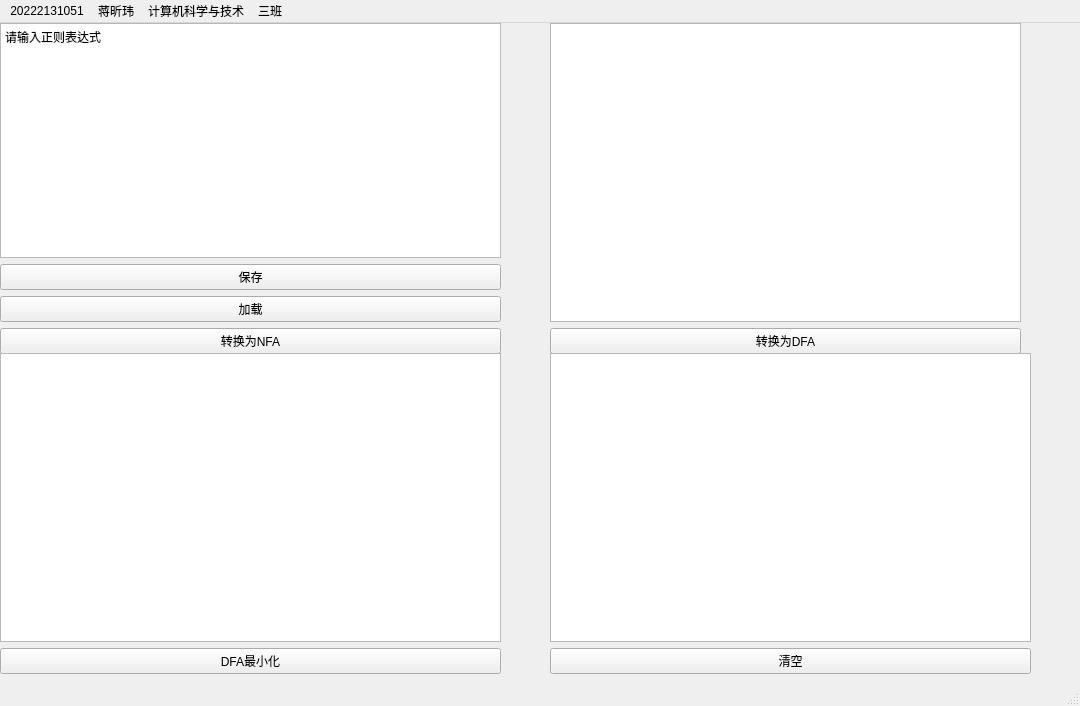
Before: the Qt Designer form exp_2GUI/regex_to_DFA/mainwindow.ui in jiangbing22/Compilation-principle-scnu, drawn with Qt 5.
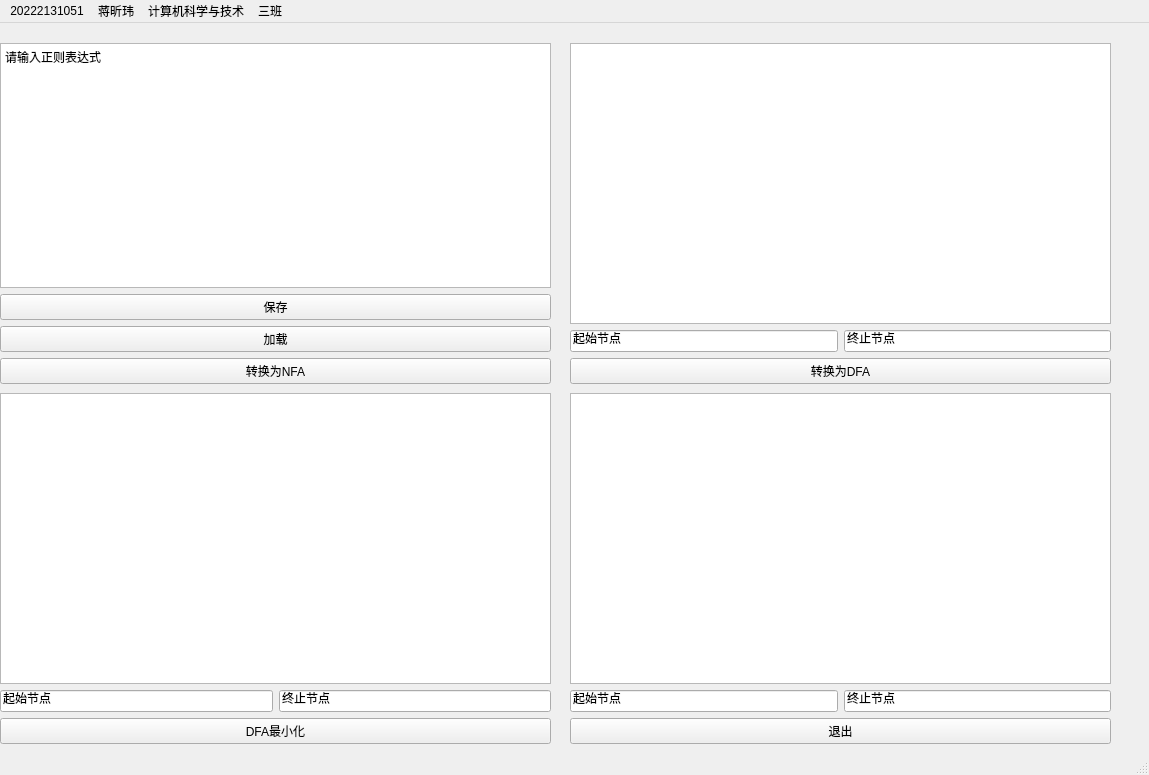
After: the same form once the commit is applied.

Diff of the .ui file:
```diff
--- a/exp_2GUI/regex_to_DFA/mainwindow.ui
+++ b/exp_2GUI/regex_to_DFA/mainwindow.ui
@@ -6,8 +6,8 @@
    <rect>
     <x>0</x>
     <y>0</y>
-    <width>1080</width>
-    <height>706</height>
+    <width>1149</width>
+    <height>775</height>
    </rect>
   </property>
   <property name="windowTitle">
@@ -18,9 +18,9 @@
     <property name="geometry">
      <rect>
       <x>0</x>
-      <y>0</y>
-      <width>501</width>
-      <height>331</height>
+      <y>20</y>
+      <width>551</width>
+      <height>341</height>
      </rect>
     </property>
     <layout class="QVBoxLayout" name="verticalLayout">
@@ -67,15 +67,42 @@
    <widget class="QWidget" name="verticalLayoutWidget_2">
     <property name="geometry">
      <rect>
-      <x>550</x>
-      <y>0</y>
-      <width>471</width>
-      <height>331</height>
+      <x>570</x>
+      <y>20</y>
+      <width>541</width>
+      <height>341</height>
      </rect>
     </property>
     <layout class="QVBoxLayout" name="verticalLayout_3">
      <item>
-      <widget class="QTableView" name="NFA_table"/>
+      <widget class="QTableWidget" name="NFA_tableWidget"/>
+     </item>
+     <item>
+      <layout class="QHBoxLayout" name="horizontalLayout">
+       <item>
+        <widget class="QLineEdit" name="NFA_start">
+         <property name="text">
+          <string>起始节点</string>
+         </property>
+         <property name="readOnly">
+          <bool>true</bool>
+         </property>
+         <property name="clearButtonEnabled">
+          <bool>false</bool>
+         </property>
+        </widget>
+       </item>
+       <item>
+        <widget class="QLineEdit" name="NFA_end">
+         <property name="text">
+          <string>终止节点</string>
+         </property>
+         <property name="readOnly">
+          <bool>true</bool>
+         </property>
+        </widget>
+       </item>
+      </layout>
      </item>
      <item>
       <widget class="QPushButton" name="to_DFA_button">
@@ -90,14 +117,35 @@
     <property name="geometry">
      <rect>
       <x>0</x>
-      <y>330</y>
-      <width>501</width>
-      <height>321</height>
+      <y>370</y>
+      <width>551</width>
+      <height>351</height>
      </rect>
     </property>
     <layout class="QVBoxLayout" name="verticalLayout_4">
      <item>
-      <widget class="QTableView" name="DFA_table"/>
+      <widget class="QTableWidget" name="DFA_tableWidget"/>
+     </item>
+     <item>
+      <layout class="QHBoxLayout" name="horizontalLayout_2">
+       <item>
+        <widget class="QLineEdit" name="DFA_start">
+         <property name="text">
+          <string>起始节点</string>
+         </property>
+         <property name="readOnly">
+          <bool>true</bool>
+         </property>
+        </widget>
+       </item>
+       <item>
+        <widget class="QLineEdit" name="DFA_end">
+         <property name="text">
+          <string>终止节点</string>
+         </property>
+        </widget>
+       </item>
+      </layout>
      </item>
      <item>
       <widget class="QPushButton" name="minimize_button">
@@ -111,20 +159,44 @@
    <widget class="QWidget" name="verticalLayoutWidget_4">
     <property name="geometry">
      <rect>
-      <x>550</x>
-      <y>330</y>
-      <width>481</width>
-      <height>321</height>
+      <x>570</x>
+      <y>370</y>
+      <width>541</width>
+      <height>351</height>
      </rect>
     </property>
     <layout class="QVBoxLayout" name="verticalLayout_5">
      <item>
-      <widget class="QTableView" name="minimize_table"/>
+      <widget class="QTableWidget" name="MIN_tableWidget"/>
      </item>
      <item>
-      <widget class="QPushButton" name="clear_button">
+      <layout class="QHBoxLayout" name="horizontalLayout_3">
+       <item>
+        <widget class="QLineEdit" name="MIN_end">
+         <property name="text">
+          <string>起始节点</string>
+         </property>
+         <property name="readOnly">
+          <bool>true</bool>
+         </property>
+        </widget>
+       </item>
+       <item>
+        <widget class="QLineEdit" name="MIN_start">
+         <property name="text">
+          <string>终止节点</string>
+         </property>
+         <property name="readOnly">
+          <bool>true</bool>
+         </property>
+        </widget>
+       </item>
+      </layout>
+     </item>
+     <item>
+      <widget class="QPushButton" name="exit_button">
        <property name="text">
-        <string>清空</string>
+        <string>退出</string>
        </property>
       </widget>
      </item>
@@ -136,7 +208,7 @@
     <rect>
      <x>0</x>
      <y>0</y>
-     <width>1080</width>
+     <width>1149</width>
      <height>21</height>
     </rect>
    </property>
```
Left out of the diff: 3 changed lines with no effect on the pictures.
